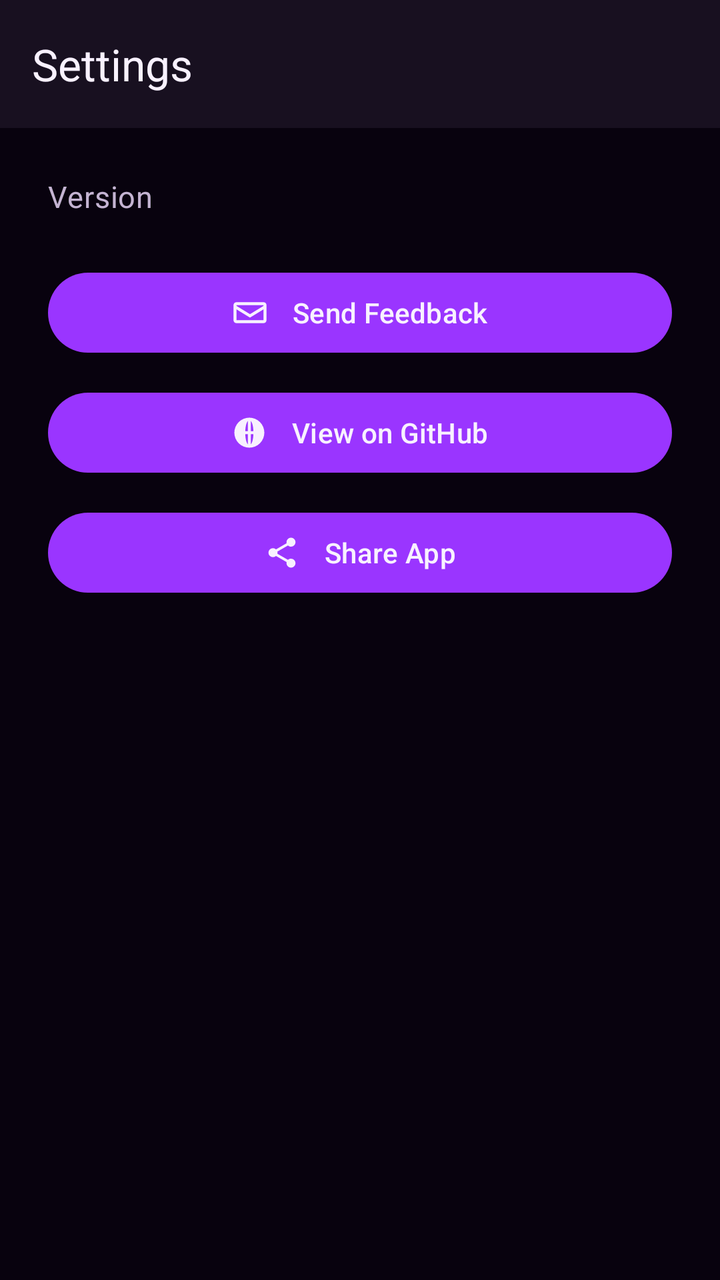
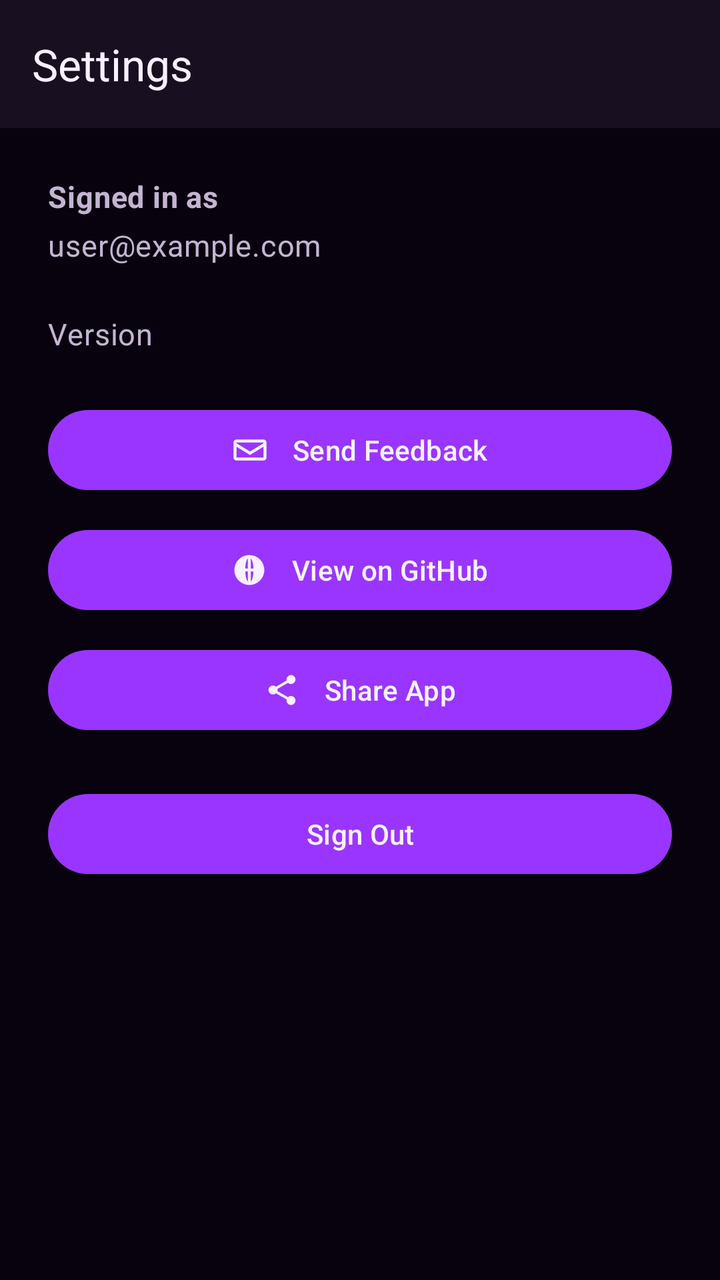

Before-and-after screenshots of an Android layout around one commit, followed by the original layout XML and the change that was made.
<!-- AndroidManifest.xml: application theme Theme.WeatherTrio -->
<!-- res/layout/fragment_settings.xml -->
<?xml version="1.0" encoding="utf-8"?>
<LinearLayout
    xmlns:android="http://schemas.android.com/apk/res/android"
    xmlns:app="http://schemas.android.com/apk/res-auto"
    android:layout_width="match_parent"
    android:layout_height="match_parent"
    android:background="@color/background_main"
    android:orientation="vertical">

    
    <com.google.android.material.appbar.MaterialToolbar
        android:id="@+id/toolbarSettings"
        android:layout_width="match_parent"
        android:layout_height="wrap_content"
        android:background="@color/surface"
        app:title="@string/settings_title"
        app:titleTextColor="@color/text_primary" />

    
    <LinearLayout
        android:layout_width="match_parent"
        android:layout_height="0dp"
        android:layout_weight="1"
        android:orientation="vertical"
        android:padding="24dp">

        
        <TextView
            android:id="@+id/textAppVersion"
            android:layout_width="wrap_content"
            android:layout_height="wrap_content"
            android:text="@string/settings_version_placeholder"
            android:textAppearance="@style/TextAppearance.WeatherTrio.Body" />

        
        <com.google.android.material.button.MaterialButton
            android:id="@+id/buttonSendFeedback"
            android:layout_width="match_parent"
            android:layout_height="wrap_content"
            android:layout_marginTop="24dp"
            android:text="@string/settings_send_feedback"
            app:icon="@drawable/ic_feedback"
            app:iconGravity="textStart"
            app:iconPadding="12dp" />

        
        <com.google.android.material.button.MaterialButton
            android:id="@+id/buttonViewWebsite"
            android:layout_width="match_parent"
            android:layout_height="wrap_content"
            android:layout_marginTop="12dp"
            android:text="@string/settings_view_website"
            app:icon="@drawable/ic_website"
            app:iconGravity="textStart"
            app:iconPadding="12dp" />

        
        <com.google.android.material.button.MaterialButton
            android:id="@+id/buttonShareApp"
            android:layout_width="match_parent"
            android:layout_height="wrap_content"
            android:layout_marginTop="12dp"
            android:text="@string/settings_share_app"
            app:icon="@drawable/ic_share"
            app:iconGravity="textStart"
            app:iconPadding="12dp" />

    </LinearLayout>

</LinearLayout>
<!-- resources referenced by this layout -->
<resources>
  <color name="background_main">#08020E</color>
  <color name="surface">#181020</color>
  <color name="text_primary">#F8F1FF</color>
  <!-- drawable ic_feedback (drawable) -->
  <?xml version="1.0" encoding="utf-8"?>
  <vector
      xmlns:android="http://schemas.android.com/apk/res/android"
      android:width="24dp"
      android:height="24dp"
      android:viewportWidth="24"
      android:viewportHeight="24">
  
      
      <path
          android:fillColor="@android:color/white"
          android:pathData="M3,5h18c1.1,0 2,0.9 2,2v10c0,1.1 -0.9,2 -2,2H3c-1.1,0 -2,-0.9 -2,-2V7c0,-1.1 0.9,-2 2,-2zM3,7v0.5l9,5.5l9,-5.5V7H3zM21,17V9.8l-9,5.5l-9,-5.5V17h18z" />
  
  </vector>
  <!-- drawable ic_share (drawable) -->
  <?xml version="1.0" encoding="utf-8"?>
  <vector
      xmlns:android="http://schemas.android.com/apk/res/android"
      android:width="24dp"
      android:height="24dp"
      android:viewportWidth="24"
      android:viewportHeight="24">
  
      
      <path
          android:fillColor="@android:color/white"
          android:pathData="M18,16c-0.8,0 -1.5,0.3 -2,0.8L8.9,12.7c0.1,-0.2 0.1,-0.5 0.1,-0.7s0,-0.5 -0.1,-0.7L16,7.2c0.5,0.5 1.2,0.8 2,0.8a3,3 0,1 0,-3,-3c0,0.2 0,0.5 0.1,0.7L8,9.8A3,3 0,1 0,8 14.2l7.1,4.1c-0.1,0.2 -0.1,0.5 -0.1,0.7a3,3 0,1 0,3,-3z" />
  
  </vector>
  <!-- drawable ic_website (drawable) -->
  <?xml version="1.0" encoding="utf-8"?>
  <vector
      xmlns:android="http://schemas.android.com/apk/res/android"
      android:width="24dp"
      android:height="24dp"
      android:viewportWidth="24"
      android:viewportHeight="24">
  
      
      <path
          android:fillColor="@android:color/white"
          android:pathData="M12,2a10,10 0,1 0,0 20a10,10 0,0 0,0 -20zM4.2,11h3.1c0.1,-2 0.6,-4 1.4,-5.5A8,8 0,0 0,4.2 11zM4.2,13a8,8 0,0 0,4.5 5.5c-0.8,-1.5 -1.3,-3.5 -1.4,-5.5H4.2zM11,19.8c-0.9,-1 -1.6,-3.5 -1.7,-6.8H11v6.8zM11,11H9.3c0.1,-3.3 0.8,-5.8 1.7,-6.8V11zM13,4.2c0.9,1 1.6,3.5 1.7,6.8H13V4.2zM13,19.8V13h1.7c-0.1,3.3 -0.8,5.8 -1.7,6.8zM15.3,5.5c0.8,1.5 1.3,3.5 1.4,5.5h3.1a8,8 0,0 0,-4.5 -5.5zM16.7,13c-0.1,2 -0.6,4 -1.4,5.5a8,8 0,0 0,4.5 -5.5h-3.1z" />
  
  </vector>
  <string name="settings_send_feedback">Send Feedback</string>
  <string name="settings_share_app">Share App</string>
  <string name="settings_title">Settings</string>
  <string name="settings_version_placeholder">Version</string>
  <string name="settings_view_website">View on GitHub</string>
  <style name="TextAppearance.WeatherTrio.Body" parent="TextAppearance.Material3.BodyMedium">
  
          <item name="android:textColor">@color/text_secondary</item>
          <item name="android:textSize">15sp</item>
          <item name="android:fontFamily">sans-serif</item>
  
      </style>
  <style name="Theme.WeatherTrio" parent="Theme.Material3.Dark.NoActionBar">
  
          <item name="colorPrimary">@color/primary</item>
          <item name="colorOnPrimary">@color/text_primary</item>
  
          <item name="colorSecondary">@color/secondary</item>
          <item name="colorOnSecondary">@color/background_main</item>
  
          <item name="colorSurface">@color/surface</item>
          <item name="colorOnSurface">@color/text_primary</item>
  
          <item name="android:colorBackground">@color/background_main</item>
          <item name="android:windowBackground">@color/background_main</item>
  
          <item name="textAppearanceHeadlineMedium">@style/TextAppearance.WeatherTrio.Headline</item>
          <item name="textAppearanceBodyMedium">@style/TextAppearance.WeatherTrio.Body</item>
  
      </style>
  <color name="text_secondary">#C4B4D2</color>
  <color name="primary">#9A35FF</color>
  <color name="secondary">#00D4FF</color>
  <style name="TextAppearance.WeatherTrio.Headline" parent="TextAppearance.Material3.HeadlineMedium">
  
          <item name="android:textColor">@color/text_primary</item>
          <item name="android:textSize">28sp</item>
          <item name="android:fontFamily">sans-serif-medium</item>
  
      </style>
</resources>

<!-- the commit's change to res/layout/fragment_settings.xml (unified diff, before → after) -->
@@ -26,9 +26,27 @@
 
         
         <TextView
+            android:layout_width="wrap_content"
+            android:layout_height="wrap_content"
+            android:text="Signed in as"
+            android:textAppearance="@style/TextAppearance.WeatherTrio.Body"
+            android:textStyle="bold" />
+
+        
+        <TextView
+            android:id="@+id/textSignedInEmail"
+            android:layout_width="wrap_content"
+            android:layout_height="wrap_content"
+            android:layout_marginTop="4dp"
+            android:text="user@example.com"
+            android:textAppearance="@style/TextAppearance.WeatherTrio.Body" />
+
+        
+        <TextView
             android:id="@+id/textAppVersion"
             android:layout_width="wrap_content"
             android:layout_height="wrap_content"
+            android:layout_marginTop="24dp"
             android:text="@string/settings_version_placeholder"
             android:textAppearance="@style/TextAppearance.WeatherTrio.Body" />
 
@@ -65,6 +83,14 @@
             app:iconGravity="textStart"
             app:iconPadding="12dp" />
 
+        
+        <com.google.android.material.button.MaterialButton
+            android:id="@+id/buttonSignOut"
+            android:layout_width="match_parent"
+            android:layout_height="wrap_content"
+            android:layout_marginTop="24dp"
+            android:text="Sign Out" />
+
     </LinearLayout>
 
 </LinearLayout>
